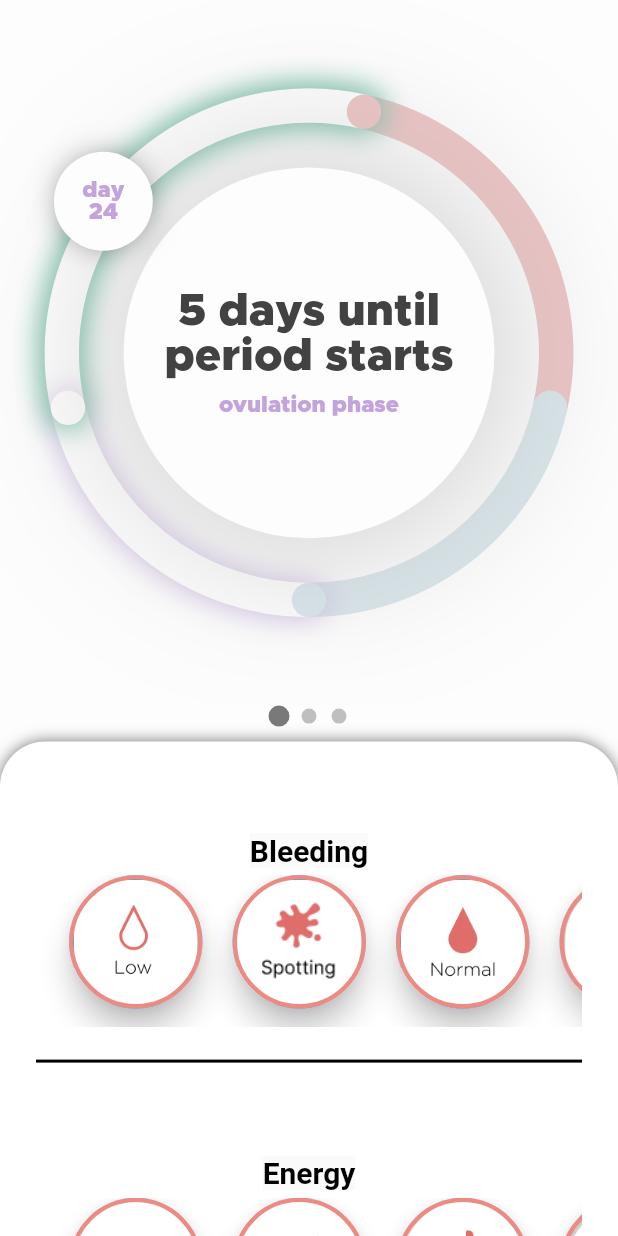
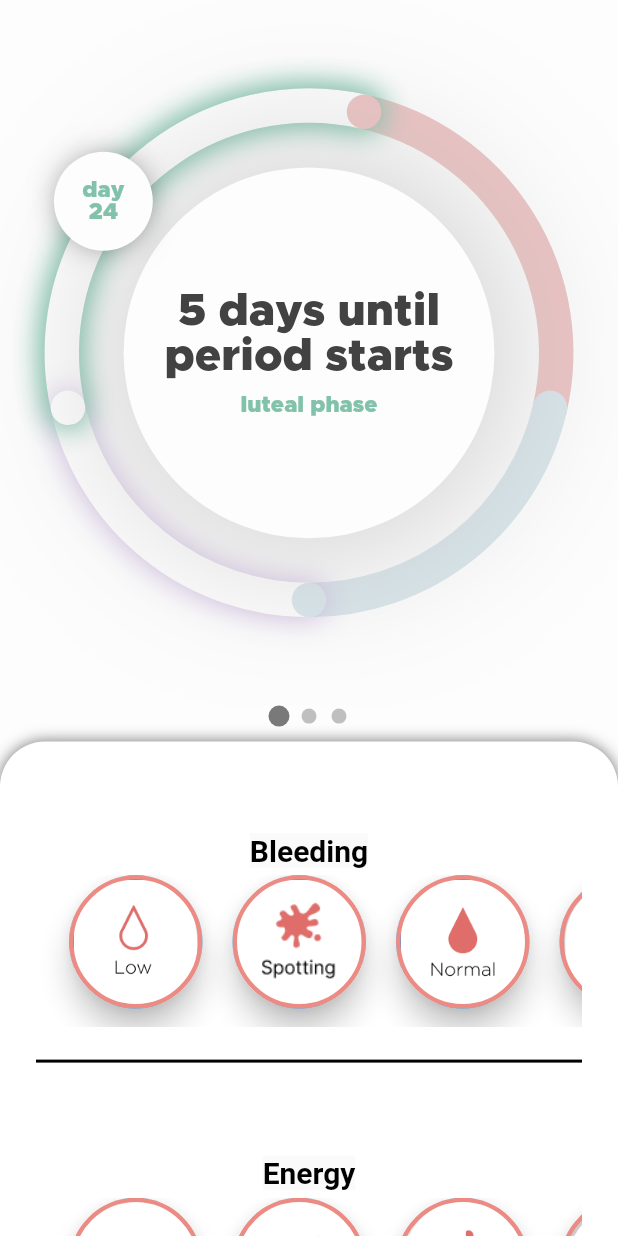
Before and after one commit to rice-apps/psy.cl-v1, a Flutter app: the screen it shows after launch, on a phone screen of 412 x 824 dp. Run offline on Flutter 3.47's test engine with Material 2 defaults, Android fonts, the phone set to English and light mode, and no system bars; drawn by our look-alikes of sliding_up_panel, smooth_page_indicator; our stand-ins replace table_calendar.

Commit message:
fix current phase not updating

```diff
--- a/lib/src/features/progress-circle/progress_circle.dart
+++ b/lib/src/features/progress-circle/progress_circle.dart
@@ -52,8 +52,7 @@ class _ProgressCircle extends State<ProgressCircle> {
 
   late Phase periodPhase =
       phases.firstWhere((element) => element.name == 'period');
-  late Phase currentPhase = phases.firstWhere((element) => utils.isInArc(
-      element.startDay, element.endDay, _currentDay, cycleLength));
+  late Phase _currentPhase = getCurrentPhase(phases);
 
   @override
   void initState() {
@@ -64,6 +63,9 @@ class _ProgressCircle extends State<ProgressCircle> {
         } else {
           _currentDay++;
         }
+
+        _currentPhase = phases.firstWhere((element) => utils.isInArc(
+            element.startDay, element.endDay, _currentDay, cycleLength));
       });
     });
   }
@@ -109,11 +111,11 @@ class _ProgressCircle extends State<ProgressCircle> {
             const SizedBox(
               height: 10,
             ),
-            Text("${currentPhase.name} phase",
+            Text("${_currentPhase.name} phase",
                 style: TextStyle(
                     fontFamily: "Metropolis",
                     fontSize: 15,
-                    color: currentPhase.activeColor))
+                    color: _currentPhase.activeColor))
           ],
         ),
       ),
@@ -137,7 +139,7 @@ class _ProgressCircle extends State<ProgressCircle> {
               style: TextStyle(
                   fontFamily: 'Metropolis',
                   fontSize: 15,
-                  color: currentPhase.activeColor),
+                  color: _currentPhase.activeColor),
               textAlign: TextAlign.center,
             ),
           ),
@@ -168,4 +170,9 @@ class _ProgressCircle extends State<ProgressCircle> {
       return '${utils.getDistance(_currentDay, periodPhase.startDay, cycleLength)} days until period starts';
     }
   }
+
+  Phase getCurrentPhase(List<Phase> phases) {
+    return phases.firstWhere((element) => utils.isInArc(
+        element.startDay, element.endDay, _currentDay, cycleLength));
+  }
 }
```
